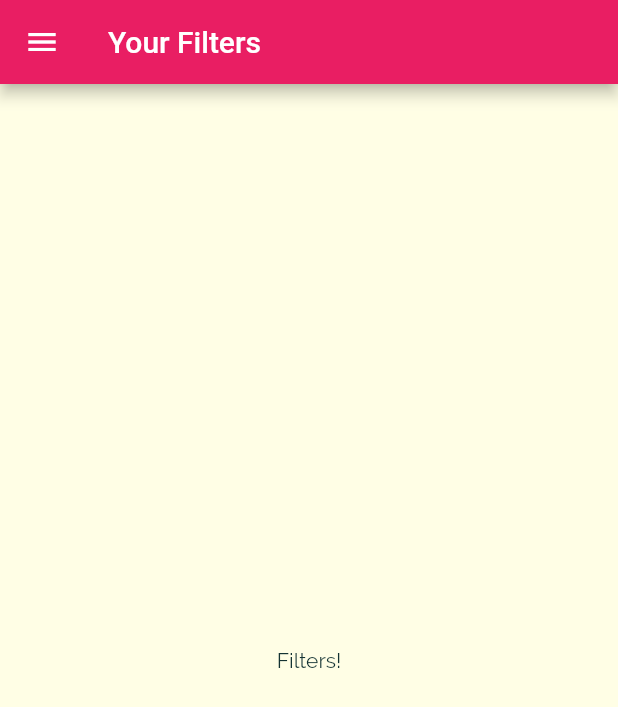
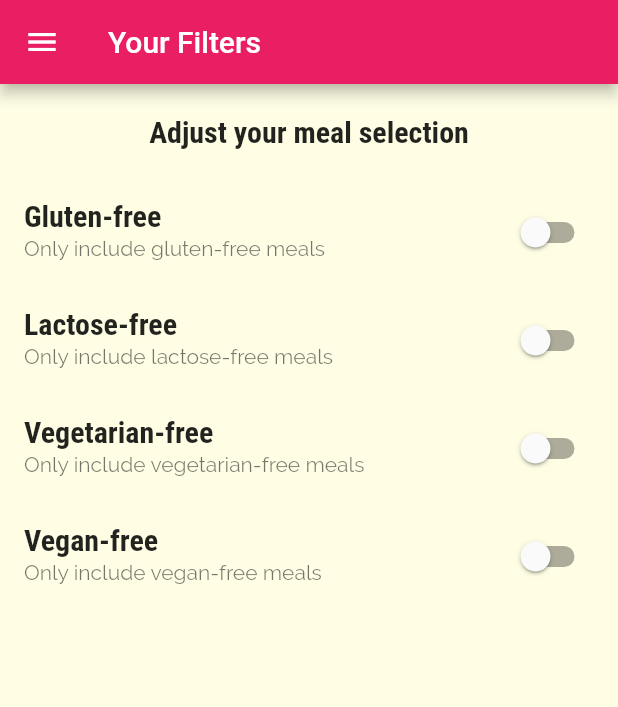
Before and after one commit to Isazaki/udemy-assessment-meals-app, a Flutter app: the FiltersScreen screen opened by its route, on a phone screen of 412 x 824 dp. Shown: the top 707 px of the screen. Run offline on Flutter 3.47's test engine with Material 2 defaults, Android fonts, the phone set to English and light mode, and no system bars.

Commit message:
chore(filters_screen): create stateful filter screen widget - defined list tile items
Signed-off-by: Kondwani <kondwanimsiska@gmail.com>

```diff
--- a/lib/screens/filters_screen.dart
+++ b/lib/screens/filters_screen.dart
@@ -1,18 +1,82 @@
 import 'package:flutter/material.dart';
 import 'package:meals/widgets/main_drawer.dart';
 
-class FiltersScreen extends StatelessWidget {
+class FiltersScreen extends StatefulWidget {
   static const routeName = '/filters';
 
   const FiltersScreen({Key? key}) : super(key: key);
+
+  @override
+  State<FiltersScreen> createState() => _FiltersScreenState();
+}
+
+class _FiltersScreenState extends State<FiltersScreen> {
+  bool _glutenFree = false;
+  bool _vegetarian = false;
+  bool _vegan = false;
+  bool _lactoseFree = false;
+
+  Widget _buildSwitchListTile(String title, String description,
+          bool currentValue, Function(bool) updateValue) =>
+      SwitchListTile(
+        title: Text(title),
+        subtitle: Text(description),
+        value: currentValue,
+        onChanged: updateValue,
+      );
 
   @override
   Widget build(BuildContext context) {
     return Scaffold(
         appBar: AppBar(title: const Text('Your Filters')),
         drawer: const MainDrawer(),
-        body: const Center(
-          child: Text('Filters!'),
+        body: Column(
+          children: <Widget>[
+            Container(
+              padding: const EdgeInsets.all(20),
+              child: Text(
+                'Adjust your meal selection',
+                style: Theme.of(context).textTheme.subtitle1,
+              ),
+            ),
+            Expanded(
+              child: ListView(
+                children: <Widget>[
+                  _buildSwitchListTile(
+                      "Gluten-free",
+                      'Only include gluten-free meals',
+                      _glutenFree, (newValue) {
+                    setState(() {
+                      _glutenFree = newValue;
+                    });
+                  }),
+                  _buildSwitchListTile(
+                      "Lactose-free",
+                      'Only include lactose-free meals',
+                      _lactoseFree, (newValue) {
+                    setState(() {
+                      _lactoseFree = newValue;
+                    });
+                  }),
+                  _buildSwitchListTile(
+                      "Vegetarian-free",
+                      'Only include vegetarian-free meals',
+                      _vegetarian, (newValue) {
+                    setState(() {
+                      _vegetarian = newValue;
+                    });
+                  }),
+                  _buildSwitchListTile(
+                      "Vegan-free", 'Only include vegan-free meals', _vegan,
+                      (newValue) {
+                    setState(() {
+                      _vegan = newValue;
+                    });
+                  })
+                ],
+              ),
+            ),
+          ],
         ));
   }
 }
```
